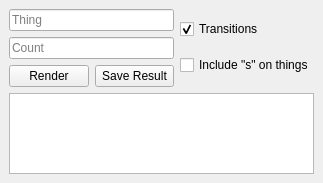
This is mainwindow.ui in MrSuspicious0/bumblefuck as Qt 5 draws it before an edit. The edited form follows.
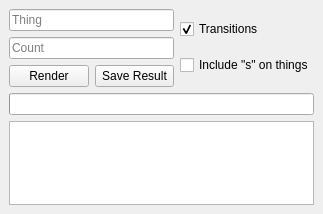
This is the edited form. Icons and pictures are not drawn.

What changed in the file:
```diff
--- a/mainwindow.ui
+++ b/mainwindow.ui
@@ -7,19 +7,19 @@
     <x>0</x>
     <y>0</y>
     <width>323</width>
-    <height>183</height>
+    <height>214</height>
    </rect>
   </property>
   <property name="minimumSize">
    <size>
     <width>323</width>
-    <height>183</height>
+    <height>214</height>
    </size>
   </property>
   <property name="maximumSize">
    <size>
     <width>323</width>
-    <height>183</height>
+    <height>214</height>
    </size>
   </property>
   <property name="windowTitle">
@@ -31,6 +31,13 @@
   </property>
   <widget class="QWidget" name="centralwidget">
    <layout class="QGridLayout" name="gridLayout">
+    <item row="2" column="0">
+     <widget class="QTextEdit" name="txtLogOutput">
+      <property name="readOnly">
+       <bool>true</bool>
+      </property>
+     </widget>
+    </item>
     <item row="0" column="0">
      <layout class="QHBoxLayout" name="horizontalLayout_2">
       <item>
@@ -100,9 +107,12 @@
      </layout>
     </item>
     <item row="1" column="0">
-     <widget class="QTextEdit" name="txtLogOutput">
-      <property name="readOnly">
-       <bool>true</bool>
+     <widget class="QProgressBar" name="progressBar">
+      <property name="value">
+       <number>0</number>
+      </property>
+      <property name="textVisible">
+       <bool>false</bool>
       </property>
      </widget>
     </item>
```
